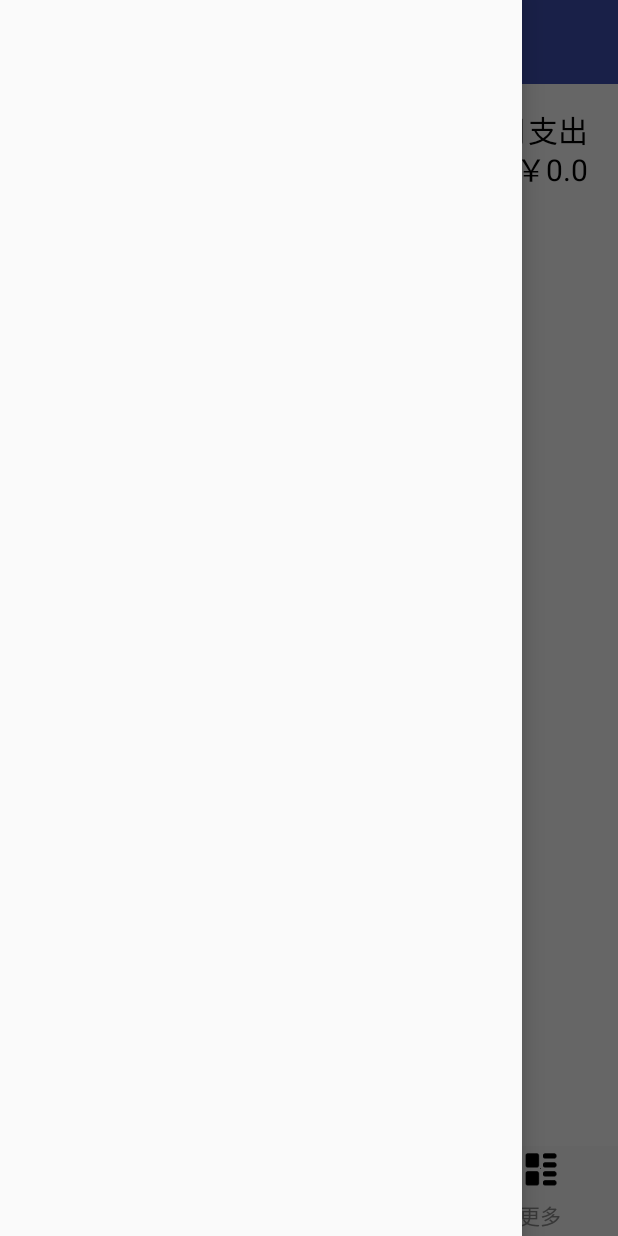
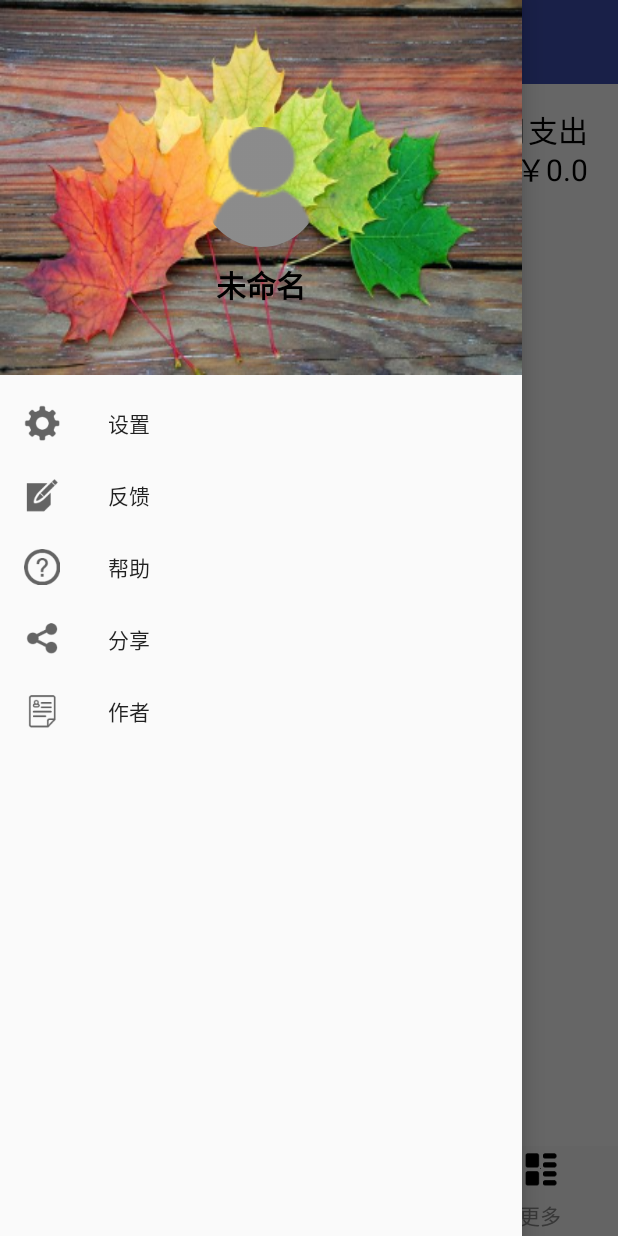
Before and after one commit to ZhangYeSong/JudyAccount, an Android app: the HomeActivity screen opened directly, with no data from a screen before it, with the side drawer open, on a phone screen of 412 x 824 dp. Run offline under Robolectric (Android 15) with nearby library versions, the phone set to English and light mode, and no system bars; our stand-ins replace CircleImageView, EventBus; libraries missing offline, so code that uses them is left out: com.avos.avoscloud, com.avos.sns, com.github.mikephil.charting; pictures from the network do not load; 36 statements that could not run were skipped.

Commit message:
侧滑菜单界面UI完成

```diff
--- a/app/src/main/java/com/song/judyaccount/view/activity/HomeActivity.java
+++ b/app/src/main/java/com/song/judyaccount/view/activity/HomeActivity.java
@@ -2,6 +2,7 @@ package com.song.judyaccount.view.activity;
 
 import android.graphics.Color;
 import android.os.Bundle;
+import android.support.annotation.NonNull;
 import android.support.design.widget.NavigationView;
 import android.support.design.widget.TabLayout;
 import android.support.v4.view.ViewPager;
@@ -11,9 +12,12 @@ import android.support.v7.app.ActionBarDrawerToggle;
 import android.support.v7.widget.Toolbar;
 import android.view.MenuItem;
 import android.widget.TextView;
+import android.widget.Toast;
 
+import com.avos.avoscloud.AVUser;
 import com.avos.sns.SNS;
 import com.avos.sns.SNSType;
+import com.bumptech.glide.Glide;
 import com.song.judyaccount.R;
 import com.song.judyaccount.adapter.HomePagerAdapter;
 import com.song.judyaccount.model.HomePagerInfo;
@@ -25,7 +29,9 @@ import com.song.judyaccount.view.fragment.TableFragment;
 import java.util.ArrayList;
 import java.util.List;
 
-public class HomeActivity extends BaseActivity{
+import de.hdodenhof.circleimageview.CircleImageView;
+
+public class HomeActivity extends BaseActivity implements NavigationView.OnNavigationItemSelectedListener {
     private Toolbar mToolBar;
     private TextView mTvToolbarTitle;
     private ViewPager mVpHome;
@@ -33,8 +39,11 @@ public class HomeActivity extends BaseActivity{
     private NavigationView mNavView;
     private DrawerLayout mDrawerLayout;
     private ActionBarDrawerToggle mDrawerToggle;
+
     private final String[] TITLES = {"记账", "报表", "资金", "更多"};
     private final int[] ICONS = {R.mipmap.record, R.mipmap.table, R.mipmap.fund, R.mipmap.more};
+    private CircleImageView mCivPortrait;
+    private TextView mTvNickname;
 
     @Override
     protected void onCreate(Bundle savedInstanceState) {
@@ -46,6 +55,8 @@ public class HomeActivity extends BaseActivity{
         mVpHome = (ViewPager) findViewById(R.id.vp_home);
         mTabLayoutHome = (TabLayout) findViewById(R.id.tab_layout_home);
         mNavView = (NavigationView) findViewById(R.id.nav_view);
+        mCivPortrait = (CircleImageView) findViewById(R.id.civ_portrait);
+        mTvNickname = (TextView) findViewById(R.id.tv_nickname);
         mVpHome.setOffscreenPageLimit(4);
         mVpHome.addOnPageChangeListener(new ViewPager.OnPageChangeListener() {
             @Override
@@ -65,6 +76,8 @@ public class HomeActivity extends BaseActivity{
         });
         initActionBar();
         initViewPager();
+        mNavView.setNavigationItemSelectedListener(this);
+        //showUserDataFromNet(mCivPortrait, mTvNickname);
     }
 
     private void initViewPager() {
@@ -99,6 +112,17 @@ public class HomeActivity extends BaseActivity{
 
     }
 
+    public void showUserDataFromNet(CircleImageView civPortrait, TextView tvNickname) {
+        AVUser currentUser = AVUser.getCurrentUser();
+        String nickName = (String) currentUser.get("nickName");
+        if (nickName != null) {
+            tvNickname.setText(nickName);
+        }
+        String portraitUrl = (String) currentUser.get("portraitUrl");
+        Glide.with(this).load(portraitUrl).into(civPortrait);
+
+    }
+
     @Override
     public boolean onOptionsItemSelected(MenuItem item) {
         switch (item.getItemId()) {
@@ -119,4 +143,27 @@ public class HomeActivity extends BaseActivity{
         super.onBackPressed();
         SNS.logout(this, SNSType.AVOSCloudSNSQQ);
     }
+
+    @Override
+    public boolean onNavigationItemSelected(@NonNull MenuItem item) {
+        switch (item.getItemId()) {
+            case R.id.nav_setting:
+                Toast.makeText(this, "进入设置界面", Toast.LENGTH_SHORT).show();
+                break;
+            case R.id.nav_response:
+                Toast.makeText(this, "进入反馈界面", Toast.LENGTH_SHORT).show();
+                break;
+            case R.id.nav_help:
+                Toast.makeText(this, "进入帮助界面", Toast.LENGTH_SHORT).show();
+                break;
+            case R.id.nav_share:
+                Toast.makeText(this, "进入分享界面", Toast.LENGTH_SHORT).show();
+                break;
+            case R.id.nav_resume:
+                Toast.makeText(this, "进入作者界面", Toast.LENGTH_SHORT).show();
+                break;
+
+        }
+        return false;
+    }
 }
--- a/app/src/main/java/com/song/judyaccount/view/fragment/MoreFragment.java
+++ b/app/src/main/java/com/song/judyaccount/view/fragment/MoreFragment.java
@@ -20,10 +20,10 @@ import com.avos.avoscloud.AVFile;
 import com.avos.avoscloud.AVUser;
 import com.avos.avoscloud.DeleteCallback;
 import com.avos.avoscloud.SaveCallback;
-import com.bumptech.glide.Glide;
 import com.song.judyaccount.R;
 import com.song.judyaccount.db.RecordDao;
 import com.song.judyaccount.model.RecordBean;
+import com.song.judyaccount.view.activity.HomeActivity;
 
 import java.io.File;
 import java.io.FileNotFoundException;
@@ -79,18 +79,10 @@ public class MoreFragment extends Fragment implements View.OnClickListener {
     public void onViewCreated(View view, @Nullable Bundle savedInstanceState) {
         super.onViewCreated(view, savedInstanceState);
         mCurrentUser = AVUser.getCurrentUser();
-        showUserDataFromNet();
+        ((HomeActivity)getActivity()).showUserDataFromNet(mCivPortrait, mTvNickname);
     }
 
-    private void showUserDataFromNet() {
-        String nickName = (String) mCurrentUser.get("nickName");
-        if (nickName != null) {
-            mTvNickname.setText(nickName);
-        }
-        String portraitUrl = (String) mCurrentUser.get("portraitUrl");
-        Glide.with(this).load(portraitUrl).into(mCivPortrait);
 
-    }
 
     private void assignViews() {
         mCivPortrait = (CircleImageView) mRootView.findViewById(R.id.civ_portrait);
@@ -114,6 +106,7 @@ public class MoreFragment extends Fragment implements View.OnClickListener {
                 break;
             case R.id.tv_sync:
                 syncRecordDb();
+                Toast.makeText(getContext(), "上传成功!", Toast.LENGTH_SHORT).show();
                 break;
             case R.id.tv_help:
 
--- a/app/src/main/res/layout/activity_home.xml
+++ b/app/src/main/res/layout/activity_home.xml
@@ -49,7 +49,9 @@
         android:id="@+id/nav_view"
         android:layout_gravity="start"
         android:layout_width="match_parent"
-        android:layout_height="match_parent">
+        android:layout_height="match_parent"
+        app:headerLayout="@layout/nav_head_view"
+        app:menu="@menu/nav_menu">
 
     </android.support.design.widget.NavigationView>
 </android.support.v4.widget.DrawerLayout>
--- /dev/null
+++ b/app/src/main/res/layout/nav_head_view.xml
@@ -0,0 +1,28 @@
+<?xml version="1.0" encoding="utf-8"?>
+<RelativeLayout xmlns:android="http://schemas.android.com/apk/res/android"
+                xmlns:app="http://schemas.android.com/apk/res-auto"
+                android:layout_width="match_parent"
+                android:layout_height="250dp"
+                android:background="@mipmap/bg_leave">
+
+    <de.hdodenhof.circleimageview.CircleImageView
+        android:id="@+id/civ_portrait"
+        android:layout_width="80dp"
+        android:layout_height="80dp"
+        android:layout_centerInParent="true"
+        android:src="@mipmap/black_man"
+        app:civ_fill_color="#000"
+        />
+
+    <TextView
+        android:id="@+id/tv_nickname"
+        android:layout_width="wrap_content"
+        android:layout_height="wrap_content"
+        android:layout_below="@+id/civ_portrait"
+        android:layout_centerHorizontal="true"
+        android:layout_marginTop="10dp"
+        android:text="未命名"
+        android:textColor="#000"
+        android:textSize="20sp"
+        android:textStyle="bold"/>
+</RelativeLayout>
--- /dev/null
+++ b/app/src/main/res/menu/nav_menu.xml
@@ -0,0 +1,26 @@
+<?xml version="1.0" encoding="utf-8"?>
+<menu xmlns:android="http://schemas.android.com/apk/res/android">
+    <group android:checkableBehavior="single">
+        <item
+            android:id="@+id/nav_setting"
+            android:icon="@mipmap/more_setting"
+            android:title="设置" />
+        <item
+            android:id="@+id/nav_response"
+            android:icon="@mipmap/more_response"
+            android:title="反馈" />
+        <item
+            android:id="@+id/nav_help"
+            android:icon="@mipmap/more_help"
+            android:title="帮助" />
+        <item
+            android:id="@+id/nav_share"
+            android:icon="@mipmap/more_share"
+            android:title="分享" />
+        <item
+            android:id="@+id/nav_resume"
+            android:icon="@mipmap/more_resume"
+            android:title="作者" />
+
+    </group>
+</menu>
```
Also changed, not shown: app/src/main/res/layout/fragment_more.xml (+12 -11 lines), app/src/main/res/mipmap-xhdpi/more_share.png (added).
